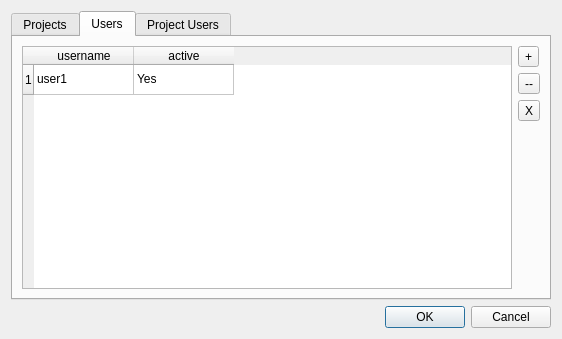
gestiweb/llampex-mini, file qt4client/forms/manage.ui: the form before one commit.
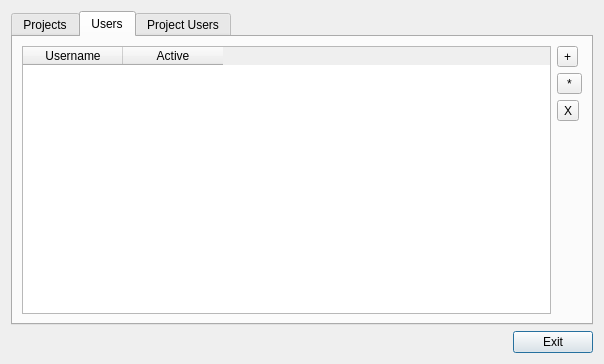
The form after the commit. The open tabs and pages were chosen to show the change. Icons and pictures are not drawn.

Commit message: Prepared strcutrue for manage users and projects, and added the funcionality for manage users.

```diff
--- a/qt4client/forms/manage.ui
+++ b/qt4client/forms/manage.ui
@@ -6,8 +6,8 @@
    <rect>
     <x>0</x>
     <y>0</y>
-    <width>562</width>
-    <height>339</height>
+    <width>604</width>
+    <height>364</height>
    </rect>
   </property>
   <property name="windowTitle">
@@ -118,32 +118,17 @@
       </attribute>
       <layout class="QHBoxLayout" name="horizontalLayout_2">
        <item>
-        <widget class="QTableWidget" name="tableWidget_2">
-         <row>
-          <property name="text">
-           <string>1</string>
-          </property>
-         </row>
+        <widget class="QTableWidget" name="table_users">
          <column>
           <property name="text">
-           <string>username</string>
+           <string>Username</string>
           </property>
          </column>
          <column>
           <property name="text">
-           <string>active</string>
+           <string>Active</string>
           </property>
          </column>
-         <item row="0" column="0">
-          <property name="text">
-           <string>user1</string>
-          </property>
-         </item>
-         <item row="0" column="1">
-          <property name="text">
-           <string>Yes</string>
-          </property>
-         </item>
         </widget>
        </item>
        <item>
@@ -156,9 +141,21 @@
           </widget>
          </item>
          <item>
-          <widget class="QToolButton" name="toolButton_5">
+          <widget class="QToolButton" name="btnPassWd">
+           <property name="minimumSize">
+            <size>
+             <width>25</width>
+             <height>16</height>
+            </size>
+           </property>
            <property name="text">
-            <string>--</string>
+            <string>*</string>
+           </property>
+           <property name="iconSize">
+            <size>
+             <width>16</width>
+             <height>16</height>
+            </size>
            </property>
           </widget>
          </item>
@@ -301,14 +298,31 @@
     </widget>
    </item>
    <item>
-    <widget class="QDialogButtonBox" name="buttonBox">
-     <property name="orientation">
-      <enum>Qt::Horizontal</enum>
+    <layout class="QHBoxLayout" name="horizontalLayout_8">
+     <property name="topMargin">
+      <number>0</number>
      </property>
-     <property name="standardButtons">
-      <set>QDialogButtonBox::Cancel|QDialogButtonBox::Ok</set>
-     </property>
-    </widget>
+     <item>
+      <spacer name="horizontalSpacer_2">
+       <property name="orientation">
+        <enum>Qt::Horizontal</enum>
+       </property>
+       <property name="sizeHint" stdset="0">
+        <size>
+         <width>40</width>
+         <height>20</height>
+        </size>
+       </property>
+      </spacer>
+     </item>
+     <item>
+      <widget class="QPushButton" name="btnExit">
+       <property name="text">
+        <string>Exit</string>
+       </property>
+      </widget>
+     </item>
+    </layout>
    </item>
   </layout>
  </widget>
```
Left out of the diff: 47 changed lines with no effect on the pictures. The commit also changes 4 other files.
